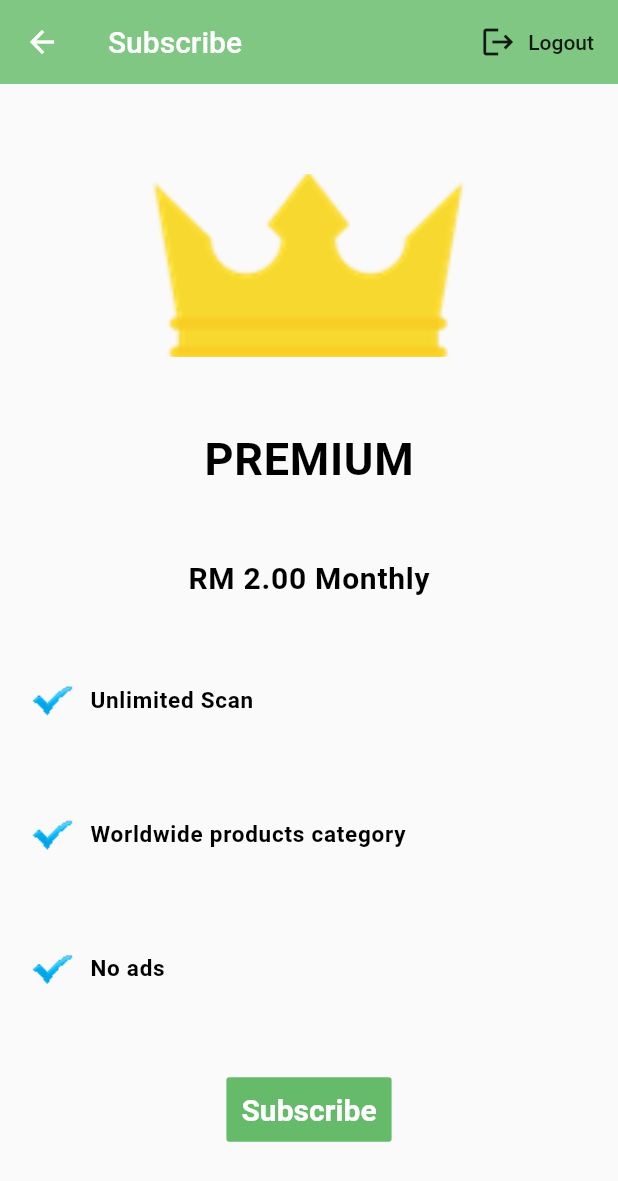
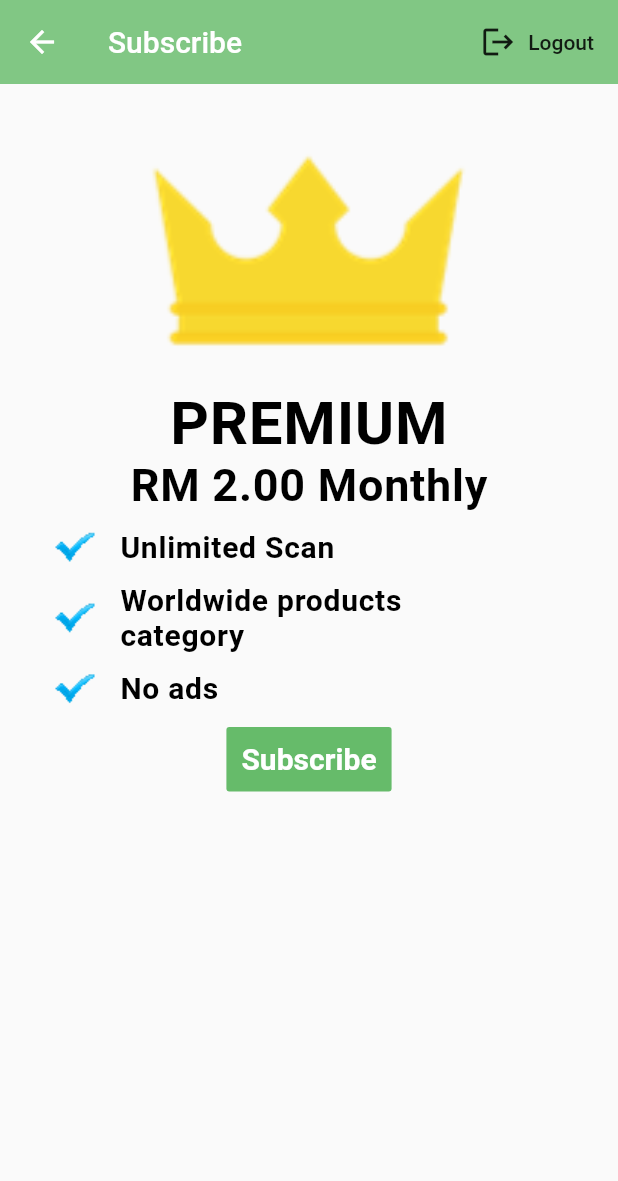
Before and after one commit to aimihelwany/halal_scanner-1, a Flutter app: the Subscribe screen opened directly, on a phone screen of 412 x 824 dp. Shown: the top 1181 px of the screen. Run offline on Flutter 3.47's test engine with Material 2 defaults, Android fonts, the phone set to English and light mode, and no system bars; our stand-ins replace firebase_auth, flutter_speed_dial, flutter_spinkit; missing offline and left inert: flutter_barcode_scanner; accounts and stored records are empty.

Commit message:
5th commit

```diff
--- a/lib/main.dart
+++ b/lib/main.dart
@@ -1,9 +1,5 @@
 import 'package:flutter/material.dart';
-import 'package:halal_scanner/admin_signIn.dart';
 import 'package:halal_scanner/auth.dart';
-import 'package:halal_scanner/dashboard.dart';
-import 'package:halal_scanner/sign_in.dart';
-import 'package:halal_scanner/sign_up.dart';
 import 'package:halal_scanner/user.dart';
 import 'package:halal_scanner/wrapper.dart';
 import 'package:provider/provider.dart';
@@ -16,7 +12,7 @@ class MyApp extends StatelessWidget {
     return StreamProvider<User>.value(
       value: AuthService().user,
       child: MaterialApp(
-        home: SignIn(),
+        home: Wrapper(),
       ),
     );
   }
--- a/lib/subscribe.dart
+++ b/lib/subscribe.dart
@@ -1,8 +1,6 @@
 import 'package:flutter/material.dart';
 import 'package:halal_scanner/auth.dart';
-import 'package:halal_scanner/dashboard.dart';
 import 'package:halal_scanner/result.dart';
-import 'package:halal_scanner/sign_in.dart';
 
 class Subscribe extends StatelessWidget {
   final AuthService _auth = AuthService();
@@ -26,16 +24,15 @@ class Subscribe extends StatelessWidget {
           )
         ],
       ),
-      body: Container(
-        padding: EdgeInsets.all(10.0),
+      body: SingleChildScrollView(
+        padding: EdgeInsets.all(20.0),
         child: Column(
-          mainAxisAlignment: MainAxisAlignment.spaceEvenly,
+          mainAxisAlignment: MainAxisAlignment.center,
           children: <Widget>[
             Image.asset(
               'assets/crown.png',
               width: 250,
               fit: BoxFit.fitWidth,
-              height: 122,
             ),
             Text(
               'PREMIUM',
@@ -43,7 +40,7 @@ class Subscribe extends StatelessWidget {
                 color: Colors.black,
                 fontWeight: FontWeight.bold,
                 letterSpacing: 0.5,
-                fontSize: 30,
+                fontSize: 40,
               ),
             ),
             Text(
@@ -52,7 +49,7 @@ class Subscribe extends StatelessWidget {
                 color: Colors.black,
                 fontWeight: FontWeight.bold,
                 letterSpacing: 0.5,
-                fontSize: 20,
+                fontSize: 30,
               ),
             ),
             Row(
@@ -62,7 +59,7 @@ class Subscribe extends StatelessWidget {
                   children: [
                     Image.asset(
                       'assets/logo_tick.png',
-                      width: 50,
+                      width: 60,
                     ),
                   ],
                 ),
@@ -74,7 +71,7 @@ class Subscribe extends StatelessWidget {
                         color: Colors.black,
                         fontWeight: FontWeight.bold,
                         letterSpacing: 0.5,
-                        fontSize: 15,
+                        fontSize: 20,
                       ),
                     ),
                   ],
@@ -88,19 +85,24 @@ class Subscribe extends StatelessWidget {
                   children: [
                     Image.asset(
                       'assets/logo_tick.png',
-                      width: 50,
+                      width: 60,
                     ),
                   ],
                 ),
                 Column(
                   children: [
-                    Text(
-                      'Worldwide products category',
-                      style: TextStyle(
-                        color: Colors.black,
-                        fontWeight: FontWeight.bold,
-                        letterSpacing: 0.5,
-                        fontSize: 15,
+                    Container(
+                      width: 200,
+                      child: Text(
+                        'Worldwide products category',
+                        maxLines: 2,
+                        overflow: TextOverflow.ellipsis,
+                        style: TextStyle(
+                          color: Colors.black,
+                          fontWeight: FontWeight.bold,
+                          letterSpacing: 0.5,
+                          fontSize: 20,
+                        ),
                       ),
                     ),
                   ],
@@ -114,7 +116,7 @@ class Subscribe extends StatelessWidget {
                   children: [
                     Image.asset(
                       'assets/logo_tick.png',
-                      width: 50,
+                      width: 60,
                     ),
                   ],
                 ),
@@ -126,7 +128,7 @@ class Subscribe extends StatelessWidget {
                         color: Colors.black,
                         fontWeight: FontWeight.bold,
                         letterSpacing: 0.5,
-                        fontSize: 15,
+                        fontSize: 20,
                       ),
                     ),
                   ],
```
Also changed, not shown: lib/addProduct.dart (added, +101 -0 lines), lib/admin_signIn.dart (deleted, +0 -54 lines), lib/dashboard.dart (+20 -2 lines), lib/sign_in.dart (+7 -21 lines).
